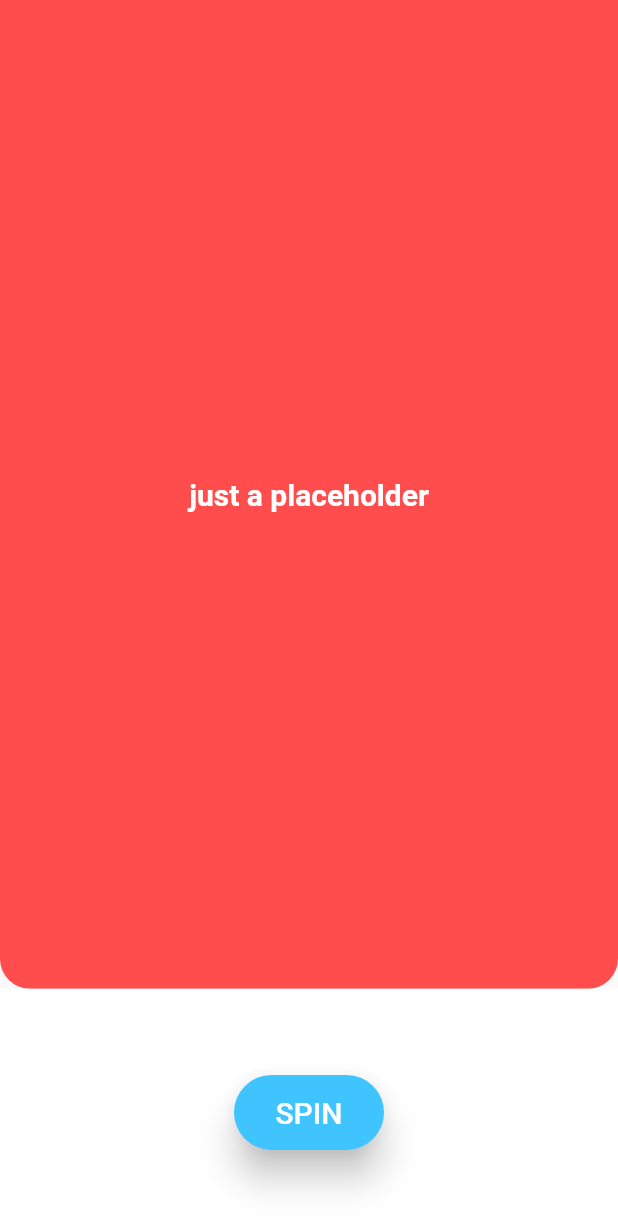
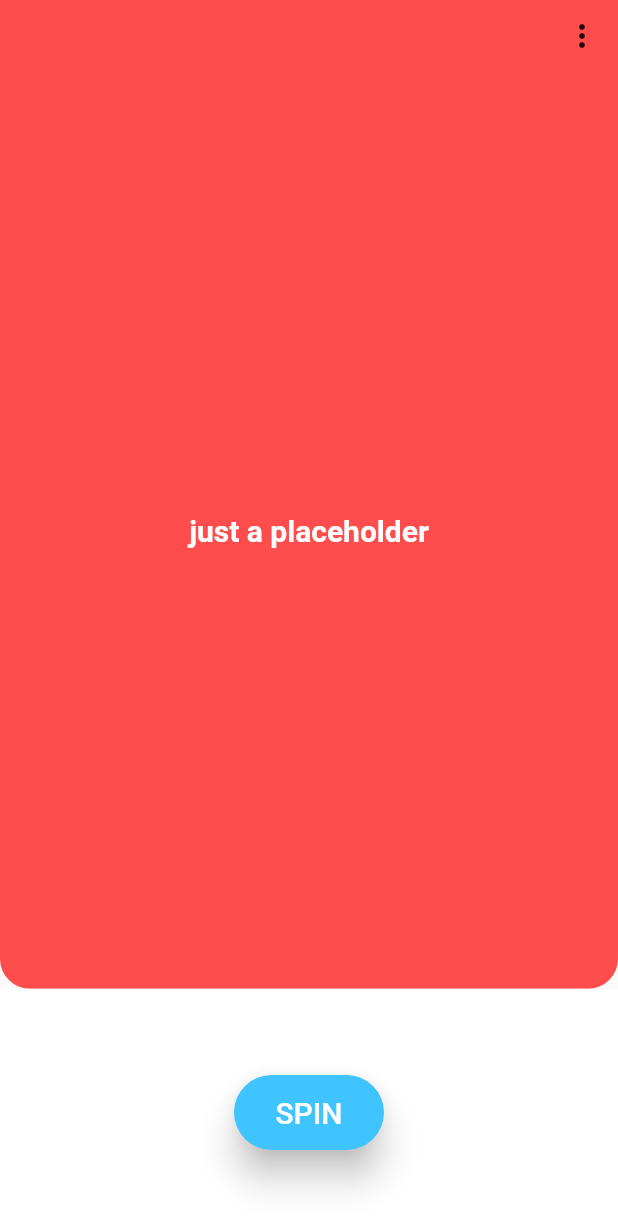
Before and after one commit to KeysGilbert/randate, a Flutter app: the screen it shows after launch, on a phone screen of 412 x 824 dp. Shown: the top 1229 px of the screen. Run offline on Flutter 3.47's test engine with Material 2 defaults, Android fonts, the phone set to English and light mode, and no system bars.

Commit message:
add PopupMenuButton (functionality later)

```diff
--- a/lib/screens/home_page.dart
+++ b/lib/screens/home_page.dart
@@ -15,11 +15,29 @@ class HomePage extends StatelessWidget {
                     borderRadius: BorderRadius.only(
                         bottomLeft: Radius.circular(20.0),
                         bottomRight: Radius.circular(20.0))),
+                child: Column(
+                  children: <Widget>[
+                    SafeArea(
+                      child: Align(
+                          alignment: Alignment.topRight,
+                          child: PopupMenuButton(
+                            itemBuilder: (context) => [
+                              PopupMenuItem(value: 1, child: Text('View')),
+                              PopupMenuItem(value: 2, child: Text('Add'))
+                            ],
+                          )),
+                    ),
+                    Expanded(
+                      child: Center(
                         child: Text('just a placeholder',
                             style: TextStyle(
                                 color: Colors.white,
                                 fontWeight: FontWeight.bold,
                                 fontSize: 20.0)),
+                      ),
+                    ),
+                  ],
+                ),
               )),
           Expanded(
               flex: 1,
@@ -35,8 +53,7 @@ class HomePage extends StatelessWidget {
                       shape: MaterialStateProperty.all<RoundedRectangleBorder>(
                           RoundedRectangleBorder(
                               borderRadius: BorderRadius.circular(30.0))),
-                            elevation: MaterialStateProperty.all<double>(10.0)
-                  ),
+                      elevation: MaterialStateProperty.all<double>(10.0)),
                   child: Text(
                     'SPIN',
                     style: TextStyle(color: Colors.white, fontSize: 20.0),
```
Lines whose indentation alone changed are shown as unchanged.
